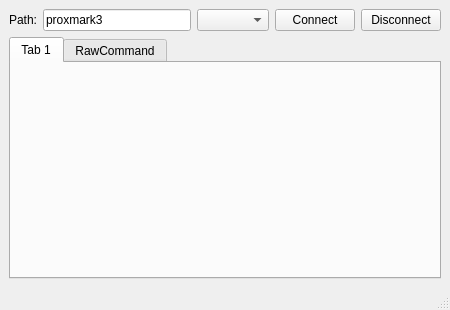
wh201906/Proxmark3GUI, file mainwindow.ui: the form before one commit.
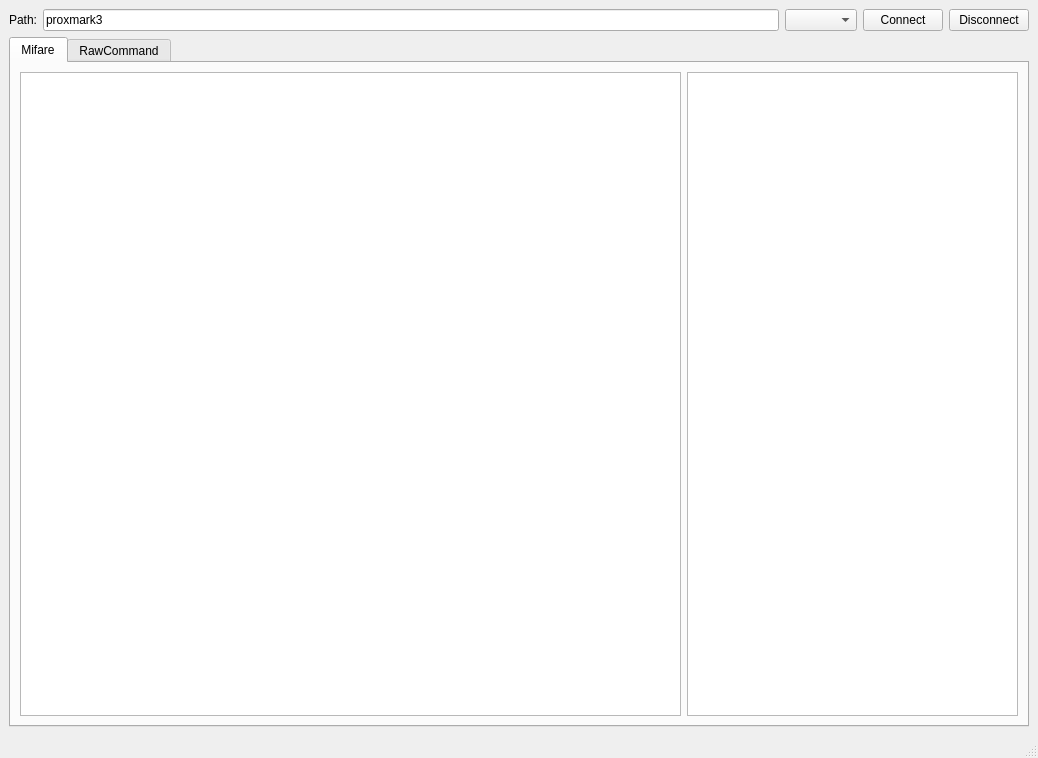
The form after the commit. The open tabs and pages were chosen to show the change.

The edit to the form file:
```diff
--- a/mainwindow.ui
+++ b/mainwindow.ui
@@ -6,8 +6,8 @@
    <rect>
     <x>0</x>
     <y>0</y>
-    <width>450</width>
-    <height>310</height>
+    <width>1038</width>
+    <height>758</height>
    </rect>
   </property>
   <property name="minimumSize">
@@ -78,8 +78,46 @@
       </property>
       <widget class="QWidget" name="tab">
        <attribute name="title">
-        <string>Tab 1</string>
+        <string>Mifare</string>
        </attribute>
+       <layout class="QVBoxLayout" name="verticalLayout_3">
+        <item>
+         <layout class="QHBoxLayout" name="horizontalLayout_2">
+          <item>
+           <widget class="QTableView" name="dataView">
+            <property name="sizePolicy">
+             <sizepolicy hsizetype="Expanding" vsizetype="Expanding">
+              <horstretch>2</horstretch>
+              <verstretch>0</verstretch>
+             </sizepolicy>
+            </property>
+            <attribute name="verticalHeaderMinimumSectionSize">
+             <number>20</number>
+            </attribute>
+            <attribute name="verticalHeaderDefaultSectionSize">
+             <number>20</number>
+            </attribute>
+           </widget>
+          </item>
+          <item>
+           <widget class="QTableView" name="keyView">
+            <property name="sizePolicy">
+             <sizepolicy hsizetype="Expanding" vsizetype="Expanding">
+              <horstretch>1</horstretch>
+              <verstretch>0</verstretch>
+             </sizepolicy>
+            </property>
+            <attribute name="verticalHeaderMinimumSectionSize">
+             <number>20</number>
+            </attribute>
+            <attribute name="verticalHeaderDefaultSectionSize">
+             <number>20</number>
+            </attribute>
+           </widget>
+          </item>
+         </layout>
+        </item>
+       </layout>
       </widget>
       <widget class="QWidget" name="rawTab">
        <attribute name="title">
```
Left out of the diff: 6 changed lines with no effect on the pictures.
